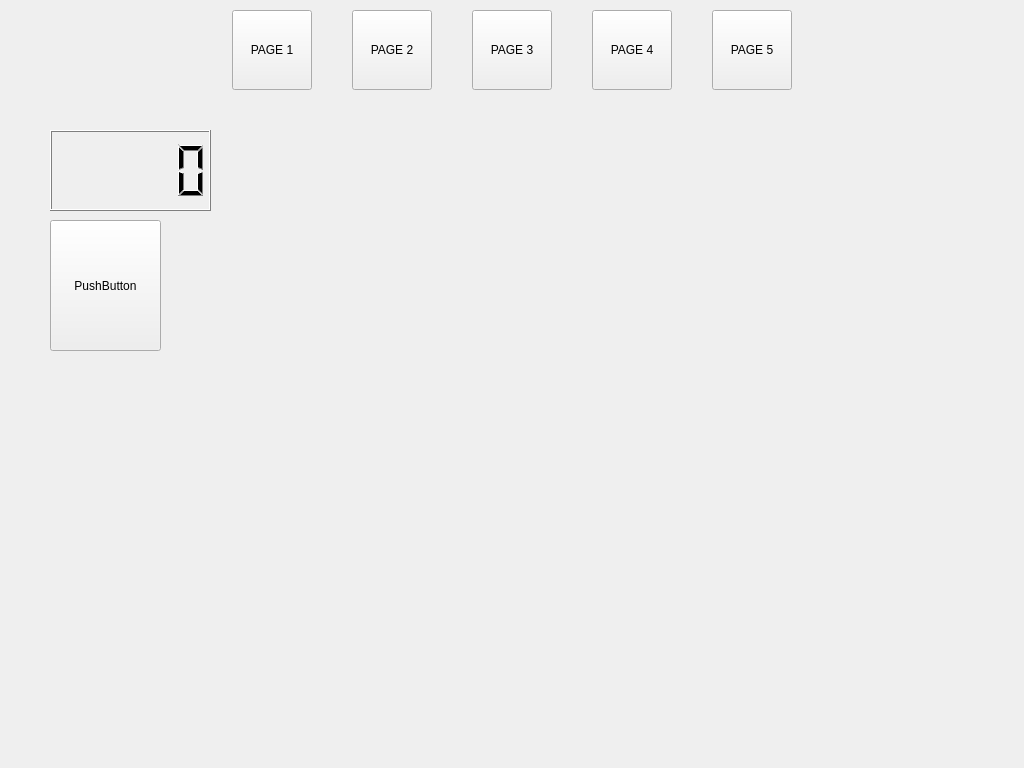
Above: forms/MainWindow.ui from tigerjpg/cybersecurity before the change. Below: the same form after it.
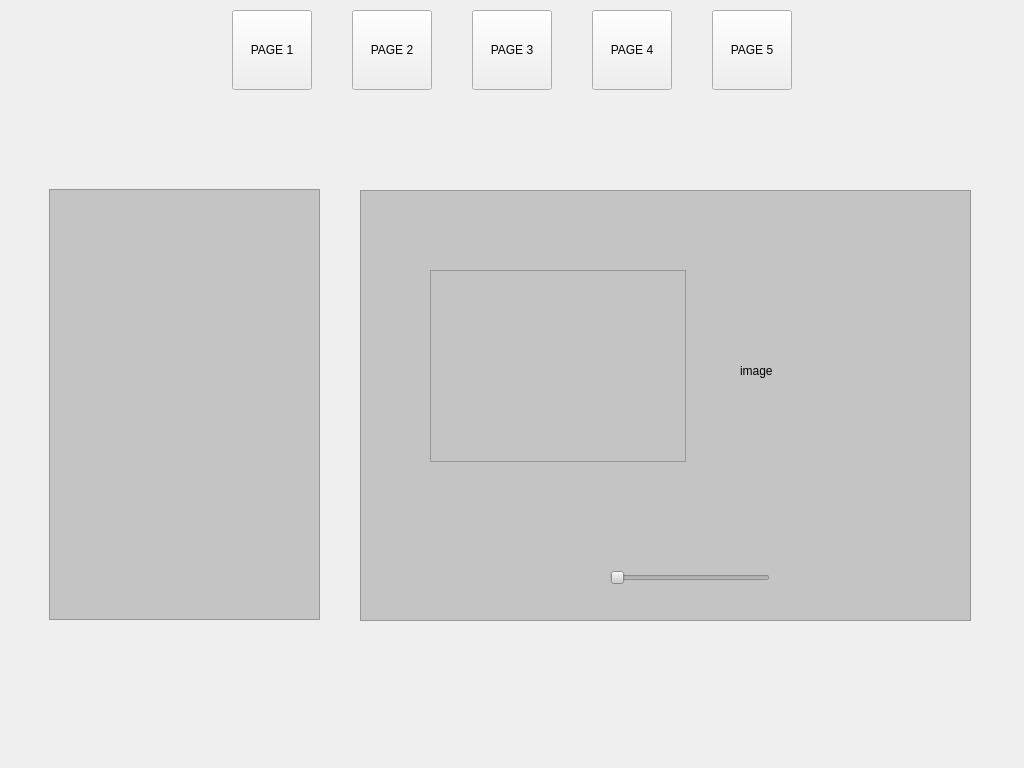
That is the form after the change. Custom widgets are drawn as their Qt base class.

Commit message: set up basic layout for frames

The edit to the form file:
```diff
--- a/forms/MainWindow.ui
+++ b/forms/MainWindow.ui
@@ -27,7 +27,7 @@
      </rect>
     </property>
     <property name="currentIndex">
-     <number>1</number>
+     <number>2</number>
     </property>
     <widget class="QWidget" name="page"/>
     <widget class="QWidget" name="page_tiger">
@@ -483,6 +483,82 @@
       </property>
      </widget>
     </widget>
+    <widget class="QWidget" name="page_testimonials">
+     <widget class="QFrame" name="frame">
+      <property name="geometry">
+       <rect>
+        <x>49</x>
+        <y>89</y>
+        <width>271</width>
+        <height>431</height>
+       </rect>
+      </property>
+      <property name="styleSheet">
+       <string notr="true">background-color: rgb(196, 196, 196);</string>
+      </property>
+      <property name="frameShape">
+       <enum>QFrame::StyledPanel</enum>
+      </property>
+      <property name="frameShadow">
+       <enum>QFrame::Raised</enum>
+      </property>
+     </widget>
+     <widget class="QFrame" name="frame_2">
+      <property name="geometry">
+       <rect>
+        <x>360</x>
+        <y>90</y>
+        <width>611</width>
+        <height>431</height>
+       </rect>
+      </property>
+      <property name="styleSheet">
+       <string notr="true">background-color: rgb(196, 196, 196);</string>
+      </property>
+      <property name="frameShape">
+       <enum>QFrame::StyledPanel</enum>
+      </property>
+      <property name="frameShadow">
+       <enum>QFrame::Raised</enum>
+      </property>
+      <widget class="QLabel" name="label_2">
+       <property name="geometry">
+        <rect>
+         <x>380</x>
+         <y>80</y>
+         <width>181</width>
+         <height>201</height>
+        </rect>
+       </property>
+       <property name="text">
+        <string>image</string>
+       </property>
+      </widget>
+      <widget class="QSlider" name="testimonial_slider">
+       <property name="geometry">
+        <rect>
+         <x>250</x>
+         <y>380</y>
+         <width>160</width>
+         <height>16</height>
+        </rect>
+       </property>
+       <property name="orientation">
+        <enum>Qt::Horizontal</enum>
+       </property>
+      </widget>
+      <widget class="QTextBrowser" name="textBrowser">
+       <property name="geometry">
+        <rect>
+         <x>70</x>
+         <y>80</y>
+         <width>256</width>
+         <height>192</height>
+        </rect>
+       </property>
+      </widget>
+     </widget>
+    </widget>
    </widget>
    <widget class="QStackedWidget" name="toolbar">
     <property name="geometry">
```
The commit also changes 9 other files.
